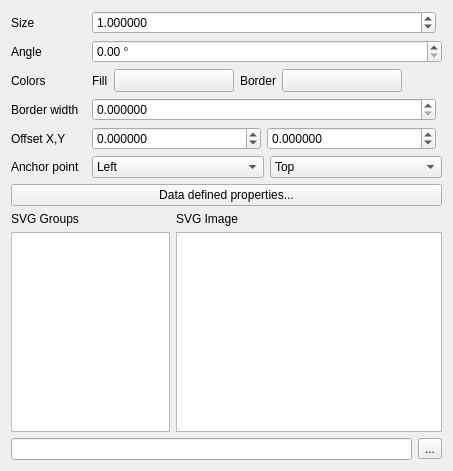
qgis/QGIS, file src/ui/symbollayer/widget_svgmarker.ui: the form before one commit.
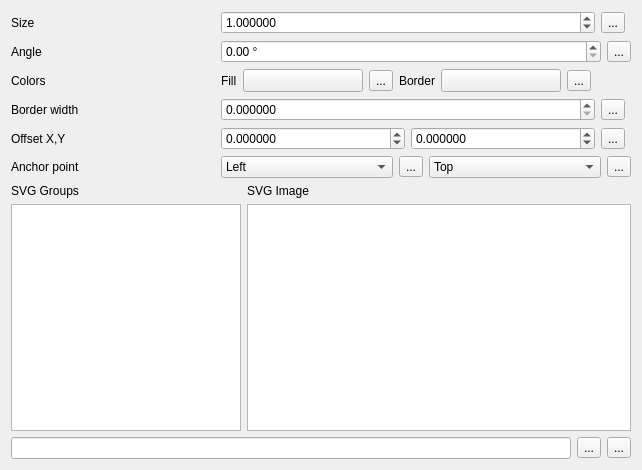
The form after the commit. Custom widgets are drawn as their Qt base class.

Patch:
```diff
--- a/src/ui/symbollayer/widget_svgmarker.ui
+++ b/src/ui/symbollayer/widget_svgmarker.ui
@@ -6,8 +6,8 @@
    <rect>
     <x>0</x>
     <y>0</y>
-    <width>453</width>
-    <height>471</height>
+    <width>642</width>
+    <height>470</height>
    </rect>
   </property>
   <property name="windowTitle">
@@ -16,82 +16,47 @@
   <layout class="QGridLayout" name="gridLayout_2">
    <item row="0" column="0" colspan="2">
     <layout class="QGridLayout" name="gridLayout">
-     <item row="0" column="0">
-      <widget class="QLabel" name="label_2">
-       <property name="sizePolicy">
-        <sizepolicy hsizetype="MinimumExpanding" vsizetype="Preferred">
-         <horstretch>0</horstretch>
-         <verstretch>0</verstretch>
-        </sizepolicy>
-       </property>
-       <property name="text">
-        <string>Size</string>
-       </property>
-      </widget>
-     </item>
-     <item row="0" column="1">
-      <layout class="QHBoxLayout" name="horizontalLayout_4">
+     <item row="4" column="1">
+      <layout class="QHBoxLayout" name="horizontalLayout_5">
        <item>
-        <widget class="QgsDoubleSpinBox" name="spinSize">
+        <widget class="QgsDoubleSpinBox" name="mBorderWidthSpinBox">
          <property name="sizePolicy">
-          <sizepolicy hsizetype="MinimumExpanding" vsizetype="Fixed">
-           <horstretch>0</horstretch>
+          <sizepolicy hsizetype="Minimum" vsizetype="Fixed">
+           <horstretch>1</horstretch>
            <verstretch>0</verstretch>
           </sizepolicy>
          </property>
          <property name="decimals">
           <number>6</number>
          </property>
-         <property name="maximum">
-          <double>100000.000000000000000</double>
-         </property>
          <property name="singleStep">
           <double>0.200000000000000</double>
          </property>
-         <property name="value">
-          <double>1.000000000000000</double>
-         </property>
-         <property name="showClearButton">
+         <property name="showClearButton" stdset="0">
           <bool>false</bool>
          </property>
         </widget>
        </item>
        <item>
-        <widget class="QgsUnitSelectionWidget" name="mSizeUnitWidget" native="true"/>
+        <widget class="QgsDataDefinedButton" name="mBorderWidthDDBtn">
+         <property name="text">
+          <string>...</string>
+         </property>
+        </widget>
+       </item>
+       <item>
+        <widget class="QgsUnitSelectionWidget" name="mBorderWidthUnitWidget" native="true">
+         <property name="minimumSize">
+          <size>
+           <width>0</width>
+           <height>0</height>
+          </size>
+         </property>
+        </widget>
        </item>
       </layout>
      </item>
-     <item row="1" column="0">
-      <widget class="QLabel" name="label_3">
-       <property name="text">
-        <string>Angle</string>
-       </property>
-      </widget>
-     </item>
-     <item row="1" column="1">
-      <widget class="QgsDoubleSpinBox" name="spinAngle">
-       <property name="suffix">
-        <string> °</string>
-       </property>
-       <property name="decimals">
-        <number>2</number>
-       </property>
-       <property name="maximum">
-        <double>360.000000000000000</double>
-       </property>
-       <property name="singleStep">
-        <double>0.500000000000000</double>
-       </property>
-      </widget>
-     </item>
-     <item row="2" column="0">
-      <widget class="QLabel" name="mColorLabel">
-       <property name="text">
-        <string>Colors</string>
-       </property>
-      </widget>
-     </item>
-     <item row="2" column="1">
+     <item row="3" column="1">
       <layout class="QHBoxLayout" name="horizontalLayout_3">
        <item>
         <widget class="QLabel" name="label_6">
@@ -125,6 +90,13 @@
          </property>
         </widget>
        </item>
+       <item>
+        <widget class="QgsDataDefinedButton" name="mFillColorDDBtn">
+         <property name="text">
+          <string>...</string>
+         </property>
+        </widget>
+       </item>
        <item>
         <widget class="QLabel" name="mBorderColorLabel">
          <property name="sizePolicy">
@@ -157,6 +129,13 @@
          </property>
         </widget>
        </item>
+       <item>
+        <widget class="QgsDataDefinedButton" name="mBorderColorDDBtn">
+         <property name="text">
+          <string>...</string>
+         </property>
+        </widget>
+       </item>
        <item>
         <spacer name="horizontalSpacer">
          <property name="orientation">
@@ -173,97 +152,13 @@
       </layout>
      </item>
      <item row="3" column="0">
-      <widget class="QLabel" name="mBorderWidthLabel">
+      <widget class="QLabel" name="mColorLabel">
        <property name="text">
-        <string>Border width</string>
+        <string>Colors</string>
        </property>
       </widget>
      </item>
-     <item row="3" column="1">
-      <layout class="QHBoxLayout" name="horizontalLayout_5">
-       <item>
-        <widget class="QgsDoubleSpinBox" name="mBorderWidthSpinBox">
-         <property name="sizePolicy">
-          <sizepolicy hsizetype="Minimum" vsizetype="Fixed">
-           <horstretch>1</horstretch>
-           <verstretch>0</verstretch>
-          </sizepolicy>
-         </property>
-         <property name="decimals">
-          <number>6</number>
-         </property>
-         <property name="singleStep">
-          <double>0.200000000000000</double>
-         </property>
-         <property name="showClearButton">
-          <bool>false</bool>
-         </property>
-        </widget>
-       </item>
-       <item>
-        <widget class="QgsUnitSelectionWidget" name="mBorderWidthUnitWidget" native="true"/>
-       </item>
-      </layout>
-     </item>
-     <item row="4" column="0">
-      <widget class="QLabel" name="label_4">
-       <property name="text">
-        <string>Offset X,Y</string>
-       </property>
-      </widget>
-     </item>
-     <item row="4" column="1">
-      <layout class="QHBoxLayout" name="horizontalLayout">
-       <item>
-        <widget class="QgsDoubleSpinBox" name="spinOffsetX">
-         <property name="sizePolicy">
-          <sizepolicy hsizetype="Minimum" vsizetype="Fixed">
-           <horstretch>1</horstretch>
-           <verstretch>0</verstretch>
-          </sizepolicy>
-         </property>
-         <property name="decimals">
-          <number>6</number>
-         </property>
-         <property name="minimum">
-          <double>-100000.000000000000000</double>
-         </property>
-         <property name="maximum">
-          <double>100000.000000000000000</double>
-         </property>
-         <property name="singleStep">
-          <double>0.200000000000000</double>
-         </property>
-        </widget>
-       </item>
-       <item>
-        <widget class="QgsDoubleSpinBox" name="spinOffsetY">
-         <property name="sizePolicy">
-          <sizepolicy hsizetype="Minimum" vsizetype="Fixed">
-           <horstretch>1</horstretch>
-           <verstretch>0</verstretch>
-          </sizepolicy>
-         </property>
-         <property name="decimals">
-          <number>6</number>
-         </property>
-         <property name="minimum">
-          <double>-100000.000000000000000</double>
-         </property>
-         <property name="maximum">
-          <double>100000.000000000000000</double>
-         </property>
-         <property name="singleStep">
-          <double>0.200000000000000</double>
-         </property>
-        </widget>
-       </item>
-       <item>
-        <widget class="QgsUnitSelectionWidget" name="mOffsetUnitWidget" native="true"/>
-       </item>
-      </layout>
-     </item>
-     <item row="5" column="0">
+     <item row="6" column="0">
       <widget class="QLabel" name="mAnchorPointLabel">
        <property name="text">
         <string>Anchor point</string>
@@ -271,6 +166,78 @@
       </widget>
      </item>
      <item row="5" column="1">
+      <layout class="QHBoxLayout" name="horizontalLayout">
+       <item>
+        <widget class="QgsDoubleSpinBox" name="spinOffsetX">
+         <property name="sizePolicy">
+          <sizepolicy hsizetype="Minimum" vsizetype="Fixed">
+           <horstretch>1</horstretch>
+           <verstretch>0</verstretch>
+          </sizepolicy>
+         </property>
+         <property name="decimals">
+          <number>6</number>
+         </property>
+         <property name="minimum">
+          <double>-100000.000000000000000</double>
+         </property>
+         <property name="maximum">
+          <double>100000.000000000000000</double>
+         </property>
+         <property name="singleStep">
+          <double>0.200000000000000</double>
+         </property>
+        </widget>
+       </item>
+       <item>
+        <widget class="QgsDoubleSpinBox" name="spinOffsetY">
+         <property name="sizePolicy">
+          <sizepolicy hsizetype="Minimum" vsizetype="Fixed">
+           <horstretch>1</horstretch>
+           <verstretch>0</verstretch>
+          </sizepolicy>
+         </property>
+         <property name="decimals">
+          <number>6</number>
+         </property>
+         <property name="minimum">
+          <double>-100000.000000000000000</double>
+         </property>
+         <property name="maximum">
+          <double>100000.000000000000000</double>
+         </property>
+         <property name="singleStep">
+          <double>0.200000000000000</double>
+         </property>
+        </widget>
+       </item>
+       <item>
+        <widget class="QgsDataDefinedButton" name="mOffsetDDBtn">
+         <property name="text">
+          <string>...</string>
+         </property>
+        </widget>
+       </item>
+       <item>
+        <widget class="QgsUnitSelectionWidget" name="mOffsetUnitWidget" native="true">
+         <property name="minimumSize">
+          <size>
+           <width>0</width>
+           <height>0</height>
+          </size>
+         </property>
+        </widget>
+       </item>
+      </layout>
+     </item>
+     <item row="4" column="0">
+      <widget class="QLabel" name="mBorderWidthLabel">
+       <property name="text">
+        <string>Border width</string>
+       </property>
+      </widget>
+     </item>
+     <item row="6" column="1">
       <layout class="QHBoxLayout" name="horizontalLayout_6">
        <item>
         <widget class="QComboBox" name="mHorizontalAnchorComboBox">
@@ -291,6 +258,13 @@
          </item>
         </widget>
        </item>
+       <item>
+        <widget class="QgsDataDefinedButton" name="mHorizontalAnchorDDBtn">
+         <property name="text">
+          <string>...</string>
+         </property>
+        </widget>
+       </item>
        <item>
         <widget class="QComboBox" name="mVerticalAnchorComboBox">
          <item>
@@ -310,25 +284,132 @@
          </item>
         </widget>
        </item>
+       <item>
+        <widget class="QgsDataDefinedButton" name="mVerticalAnchorDDBtn">
+         <property name="text">
+          <string>...</string>
+         </property>
+        </widget>
+       </item>
       </layout>
      </item>
+     <item row="0" column="0">
+      <widget class="QLabel" name="label_2">
+       <property name="sizePolicy">
+        <sizepolicy hsizetype="MinimumExpanding" vsizetype="Preferred">
+         <horstretch>0</horstretch>
+         <verstretch>0</verstretch>
+        </sizepolicy>
+       </property>
+       <property name="text">
+        <string>Size</string>
+       </property>
+      </widget>
+     </item>
+     <item row="0" column="1">
+      <layout class="QHBoxLayout" name="horizontalLayout_4">
+       <item>
+        <widget class="QgsDoubleSpinBox" name="spinSize">
+         <property name="sizePolicy">
+          <sizepolicy hsizetype="MinimumExpanding" vsizetype="Fixed">
+           <horstretch>0</horstretch>
+           <verstretch>0</verstretch>
+          </sizepolicy>
+         </property>
+         <property name="decimals">
+          <number>6</number>
+         </property>
+         <property name="maximum">
+          <double>100000.000000000000000</double>
+         </property>
+         <property name="singleStep">
+          <double>0.200000000000000</double>
+         </property>
+         <property name="value">
+          <double>1.000000000000000</double>
+         </property>
+         <property name="showClearButton" stdset="0">
+          <bool>false</bool>
+         </property>
+        </widget>
+       </item>
+       <item>
+        <widget class="QgsDataDefinedButton" name="mSizeDDBtn">
+         <property name="text">
+          <string>...</string>
+         </property>
+        </widget>
+       </item>
+       <item>
+        <widget class="QgsUnitSelectionWidget" name="mSizeUnitWidget" native="true">
+         <property name="minimumSize">
+          <size>
+           <width>0</width>
+           <height>0</height>
+          </size>
+         </property>
+        </widget>
+       </item>
+      </layout>
+     </item>
+     <item row="5" column="0">
+      <widget class="QLabel" name="label_4">
+       <property name="text">
+        <string>Offset X,Y</string>
+       </property>
+      </widget>
+     </item>
+     <item row="1" column="1">
+      <layout class="QHBoxLayout" name="horizontalLayout_7">
+       <item>
+        <widget class="QgsDoubleSpinBox" name="spinAngle">
+         <property name="suffix">
+          <string> °</string>
+         </property>
+         <property name="decimals">
+          <number>2</number>
+         </property>
+         <property name="maximum">
+          <double>360.000000000000000</double>
+         </property>
+         <property name="singleStep">
+          <double>0.500000000000000</double>
+         </property>
+        </widget>
+       </item>
+       <item>
+        <widget class="QgsDataDefinedButton" name="mAngleDDBtn">
+         <property name="text">
+          <string>...</string>
+         </property>
+        </widget>
+       </item>
+      </layout>
+     </item>
+     <item row="1" column="0">
+      <widget class="QLabel" name="label_3">
+       <property name="text">
+        <string>Angle</string>
+       </property>
+      </widget>
+     </item>
     </layout>
    </item>
-   <item row="2" column="0">
+   <item row="1" column="0">
     <widget class="QLabel" name="label_5">
      <property name="text">
       <string>SVG Groups</string>
      </property>
     </widget>
    </item>
-   <item row="2" column="1">
+   <item row="1" column="1">
     <widget class="QLabel" name="label">
      <property name="text">
       <string>SVG Image</string>
      </property>
     </widget>
    </item>
-   <item row="3" column="0">
+   <item row="2" column="0">
     <widget class="QTreeView" name="viewGroups">
      <property name="sizePolicy">
       <sizepolicy hsizetype="Expanding" vsizetype="Expanding">
@@ -338,7 +419,7 @@
      </property>
     </widget>
    </item>
-   <item row="3" column="1">
+   <item row="2" column="1">
     <widget class="QListView" name="viewImages">
      <property name="sizePolicy">
       <sizepolicy hsizetype="Expanding" vsizetype="Expanding">
@@ -384,20 +465,7 @@
      </property>
     </widget>
    </item>
-   <item row="1" column="0" colspan="2">
-    <widget class="QPushButton" name="mDataDefinedPropertiesButton">
-     <property name="sizePolicy">
-      <sizepolicy hsizetype="Minimum" vsizetype="Fixed">
-       <horstretch>0</horstretch>
-       <verstretch>0</verstretch>
-      </sizepolicy>
-     </property>
-     <property name="text">
-      <string>Data defined properties...</string>
-     </property>
-    </widget>
-   </item>
-   <item row="4" column="0" colspan="2">
+   <item row="3" column="0" colspan="2">
     <layout class="QHBoxLayout" name="horizontalLayout_2">
      <item>
       <widget class="QLineEdit" name="mFileLineEdit"/>
@@ -409,6 +477,13 @@
        </property>
       </widget>
      </item>
+     <item>
+      <widget class="QgsDataDefinedButton" name="mFilenameDDBtn">
+       <property name="text">
+        <string>...</string>
+       </property>
+      </widget>
+     </item>
     </layout>
    </item>
   </layout>
@@ -431,6 +506,11 @@
    <header>qgsunitselectionwidget.h</header>
    <container>1</container>
   </customwidget>
+  <customwidget>
+   <class>QgsDataDefinedButton</class>
+   <extends>QToolButton</extends>
+   <header>qgsdatadefinedbutton.h</header>
+  </customwidget>
  </customwidgets>
  <tabstops>
   <tabstop>spinSize</tabstop>
```
Left out of the diff: 5 changed lines with no effect on the pictures.
